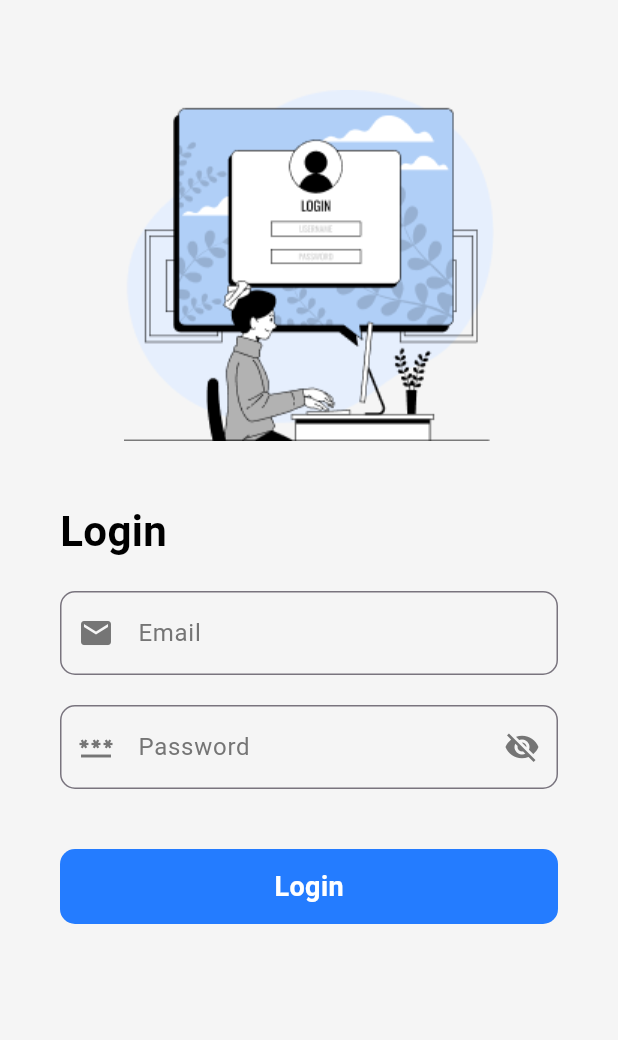
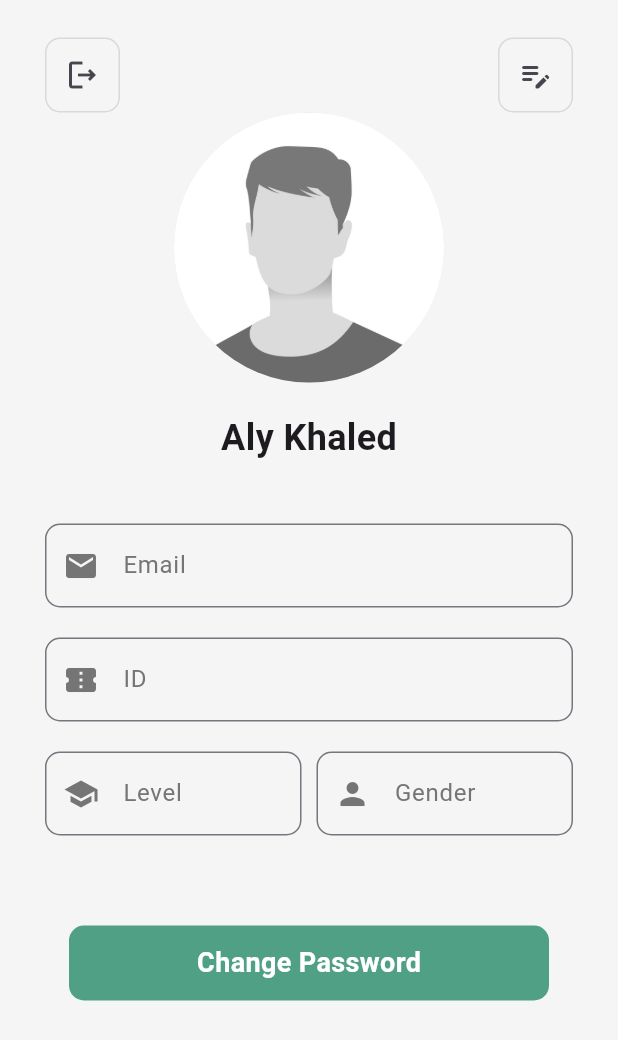
Before and after one commit to alykhaled22/FCAI-app, a Flutter app: the screen it shows after launch, on a phone screen of 412 x 824 dp. Shown: the top 1040 px of the screen. Run offline on Flutter 3.47's test engine with Material 3 defaults, Android fonts, the phone set to English and light mode, and no system bars; Roboto replaces fonts that are missing (Poppins).

Commit message:
Sign up & user profil screens UI done

```diff
--- a/lib/features/authentication/view/widgets/custom_button.dart
+++ b/lib/core/widgets/custom_button.dart
@@ -1,7 +1,10 @@
 import 'package:flutter/material.dart';
 
 class CustomButton extends StatelessWidget {
-  const CustomButton({super.key});
+  const CustomButton({super.key, required this.label, required this.onPressed, required this.color});
+  final String label;
+  final VoidCallback onPressed;
+  final int color;
 
   @override
   Widget build(BuildContext context) {
@@ -11,12 +14,12 @@ class CustomButton extends StatelessWidget {
         width: double.infinity,
         height: 50,
         decoration: BoxDecoration(
-          color: Color(0xff247CFF),
+          color: Color(color),
           borderRadius: BorderRadius.circular(10),
         ),
         child: Center(
-          child: const Text(
-            'Login',
+          child: Text(
+            label,
             style: TextStyle(
               color: Colors.white,
               fontSize: 18,
--- a/lib/features/authentication/view/widgets/custom_text_field.dart
+++ b/lib/core/widgets/custom_text_field.dart
@@ -18,7 +18,11 @@ class CustomTextField extends StatelessWidget {
         }
         return null;
       },
-      keyboardType: TextInputType.emailAddress,
+      keyboardType: label == "Email"
+          ? TextInputType.emailAddress
+          : label == 'ID'
+              ? TextInputType.number
+              : TextInputType.text,
       decoration: InputDecoration(
         prefixIcon: Icon(
           icon,
--- /dev/null
+++ b/lib/fcai_app.dart
@@ -0,0 +1,14 @@
+import 'package:fcai_app/features/user_profile/view/user_profile.dart';
+import 'package:flutter/material.dart';
+
+class FCAIApp extends StatelessWidget {
+  const FCAIApp({super.key});
+
+  @override
+  Widget build(BuildContext context) {
+    return MaterialApp(
+      debugShowCheckedModeBanner: false,
+      home: const UserProfile(),
+    );
+  }
+}
--- a/lib/features/authentication/view/login_view.dart
+++ b/lib/features/authentication/view/login_view.dart
@@ -1,5 +1,5 @@
-import 'package:fcai_app/features/authentication/view/widgets/custom_button.dart';
-import 'package:fcai_app/features/authentication/view/widgets/custom_text_field.dart';
+import 'package:fcai_app/core/widgets/custom_button.dart';
+import 'package:fcai_app/core/widgets/custom_text_field.dart';
 import 'package:fcai_app/features/authentication/view/widgets/password_text_field.dart';
 import 'package:flutter/material.dart';
 
@@ -11,9 +11,9 @@ class LoginView extends StatelessWidget {
     return SafeArea(
       child: Scaffold(
         backgroundColor: Color(0xffF5F5F5),
-        body: Padding(
-          padding: const EdgeInsets.symmetric(horizontal: 40.0, vertical: 60),
-          child: SingleChildScrollView(
+        body: SingleChildScrollView(
+          child: Padding(
+            padding: const EdgeInsets.symmetric(horizontal: 40.0, vertical: 60),
             child: Column(
               children: [
                 Image.asset(
@@ -36,9 +36,12 @@ class LoginView extends StatelessWidget {
                   icon: Icons.email,
                 ),
                 SizedBox(height: 20),
-                const PasswordTextField(),
+                const PasswordTextField(
+                  label: "Password",
+                ),
                 SizedBox(height: 40),
-                CustomButton(),
+                CustomButton(
+                    label: "Login", onPressed: () {}, color: 0xff247CFF),
               ],
             ),
           ),
--- a/lib/features/authentication/view/widgets/password_text_field.dart
+++ b/lib/features/authentication/view/widgets/password_text_field.dart
@@ -1,7 +1,8 @@
 import 'package:flutter/material.dart';
 
 class PasswordTextField extends StatefulWidget {
-  const PasswordTextField({super.key});
+  const PasswordTextField({super.key, required this.label});
+  final String label;
 
   @override
   State<PasswordTextField> createState() => _PasswordTextFieldState();
@@ -13,7 +14,7 @@ class _PasswordTextFieldState extends State<PasswordTextField> {
   @override
   Widget build(BuildContext context) {
     return TextFormField(
-      validator:(value) {
+      validator: (value) {
         if (value!.isEmpty) {
           return 'Please enter your password';
         }
@@ -28,7 +29,8 @@ class _PasswordTextFieldState extends State<PasswordTextField> {
               obscureText = !obscureText;
             });
           },
-          icon: obscureText? Icon(Icons.visibility_off) : Icon(Icons.visibility),
+          icon:
+              obscureText ? Icon(Icons.visibility_off) : Icon(Icons.visibility),
           color: Color(0xff757575),
         ),
         prefixIcon: Icon(
@@ -38,7 +40,7 @@ class _PasswordTextFieldState extends State<PasswordTextField> {
         border: OutlineInputBorder(
           borderRadius: BorderRadius.circular(10),
         ),
-        label: Text("Password"),
+        label: Text(widget.label),
         labelStyle: const TextStyle(
           color: Color(0xff757575),
         ),
--- /dev/null
+++ b/lib/features/user_profile/view/user_profile.dart
@@ -0,0 +1,51 @@
+import 'package:fcai_app/core/widgets/custom_button.dart';
+import 'package:fcai_app/features/user_profile/view/widgets/custom_app_bar.dart';
+import 'package:fcai_app/features/user_profile/view/widgets/image_avatar.dart';
+import 'package:fcai_app/features/user_profile/view/widgets/info_body.dart';
+import 'package:flutter/material.dart';
+
+class UserProfile extends StatelessWidget {
+  const UserProfile({super.key});
+
+  @override
+  Widget build(BuildContext context) {
+    return SafeArea(
+      child: Scaffold(
+        backgroundColor: Color(0xffF5F5F5),
+        body: SingleChildScrollView(
+          child: Padding(
+            padding: const EdgeInsets.symmetric(horizontal: 30.0, vertical: 25),
+            child: Column(
+              children: [
+                CustomAppBar(),
+                const SizedBox(height: 0),
+                ImageAvatar(
+                  gender: "Male",
+                ),
+                const SizedBox(height: 20),
+                Text(
+                  'Aly Khaled',
+                  style: TextStyle(
+                      fontSize: 24,
+                      fontWeight: FontWeight.bold,
+                      fontFamily: "Poppins"),
+                ),
+                const SizedBox(height: 40),
+                InfoBody(),
+                const SizedBox(height: 60),
+                Padding(
+                  padding: const EdgeInsets.symmetric(horizontal: 16.0),
+                  child: CustomButton(
+                    label: "Change Password",
+                    onPressed: () {},
+                    color: 0xff4FA085,
+                  ),
+                ),
+              ],
+            ),
+          ),
+        ),
+      ),
+    );
+  }
+}
--- /dev/null
+++ b/lib/features/user_profile/view/widgets/custom_app_bar.dart
@@ -0,0 +1,24 @@
+import 'package:fcai_app/features/user_profile/view/widgets/custom_icon_button.dart';
+import 'package:flutter/material.dart';
+
+class CustomAppBar extends StatelessWidget {
+  const CustomAppBar({super.key});
+
+  @override
+  Widget build(BuildContext context) {
+    return Row(
+      mainAxisAlignment: MainAxisAlignment.spaceBetween,
+      children: [
+        CustomIconButton(
+            onPressed: () {
+              Navigator.pop(context);
+            },
+            icon: Icons.logout_outlined),
+        CustomIconButton(
+          onPressed: () {},
+          icon: Icons.edit_note_rounded,
+        ),
+      ],
+    );
+  }
+}
--- /dev/null
+++ b/lib/features/user_profile/view/widgets/custom_icon_button.dart
@@ -0,0 +1,24 @@
+import 'package:flutter/material.dart';
+
+class CustomIconButton extends StatelessWidget {
+  const CustomIconButton(
+      {super.key, required this.onPressed, required this.icon});
+
+  final VoidCallback onPressed;
+  final IconData icon;
+
+  @override
+  Widget build(BuildContext context) {
+    return Container(
+      decoration: BoxDecoration(
+        color: Colors.transparent,
+        borderRadius: BorderRadius.circular(10),
+        border: Border.all(color: const Color.fromARGB(83, 158, 158, 158)),
+      ),
+      child: IconButton(
+        onPressed: onPressed,
+        icon: Icon(icon),
+      ),
+    );
+  }
+}
--- /dev/null
+++ b/lib/features/user_profile/view/widgets/image_avatar.dart
@@ -0,0 +1,16 @@
+import 'package:flutter/material.dart';
+
+class ImageAvatar extends StatelessWidget {
+  const ImageAvatar({super.key, required this.gender});
+  final String gender;
+
+  @override
+  Widget build(BuildContext context) {
+    return CircleAvatar(
+      radius: 90,
+      backgroundImage: gender == "Female"
+          ? AssetImage('assets/female_placeholder.png')
+          : AssetImage('assets/male-placeholder.jpg'),
+    );
+  }
+}
--- /dev/null
+++ b/lib/features/user_profile/view/widgets/info_body.dart
@@ -0,0 +1,41 @@
+import 'package:fcai_app/core/widgets/custom_text_field.dart';
+import 'package:flutter/material.dart';
+
+class InfoBody extends StatelessWidget {
+  const InfoBody({super.key});
+
+  @override
+  Widget build(BuildContext context) {
+    return Column(
+      children: [
+        CustomTextField(
+          label: "Email",
+          icon: Icons.email,
+        ),
+        SizedBox(height: 20),
+        CustomTextField(
+          label: "ID",
+          icon: Icons.confirmation_number,
+        ),
+        SizedBox(height: 20),
+        Row(
+          children: [
+            Expanded(
+              child: CustomTextField(
+                label: "Level",
+                icon: Icons.school,
+              ),
+            ),
+            SizedBox(width: 10),
+            Expanded(
+              child: CustomTextField(
+                label: "Gender",
+                icon: Icons.person,
+              ),
+            ),
+          ],
+        ),
+      ],
+    );
+  }
+}
--- a/lib/main.dart
+++ b/lib/main.dart
@@ -1,4 +1,4 @@
-import 'package:fcai_app/features/authentication/view/login_view.dart';
+import 'package:fcai_app/fcai_app.dart';
 import 'package:flutter/material.dart';
 import 'package:flutter/services.dart';
 
@@ -11,15 +11,3 @@ void main() {
   ));
   runApp(const FCAIApp());
 }
-
-class FCAIApp extends StatelessWidget {
-  const FCAIApp({super.key});
-
-  @override
-  Widget build(BuildContext context) {
-    return MaterialApp(
-      debugShowCheckedModeBanner: false,
-      home: const LoginView(),
-    );
-  }
-}
```
Also changed, not shown: lib/features/authentication/view/sign_up_view.dart (added, +57 -0 lines), lib/features/authentication/view/widgets/gender_radio.dart (added, +68 -0 lines), lib/features/authentication/view/widgets/level_dropdown.dart (added, +52 -0 lines), pubspec.yaml (+11 -11 lines), assets/female_placeholder.png (added), assets/fonts/Montserrat-Bold.ttf (added), assets/fonts/Poppins-Bold.ttf (added), assets/male-placeholder.jpg (added), 1 other file.
